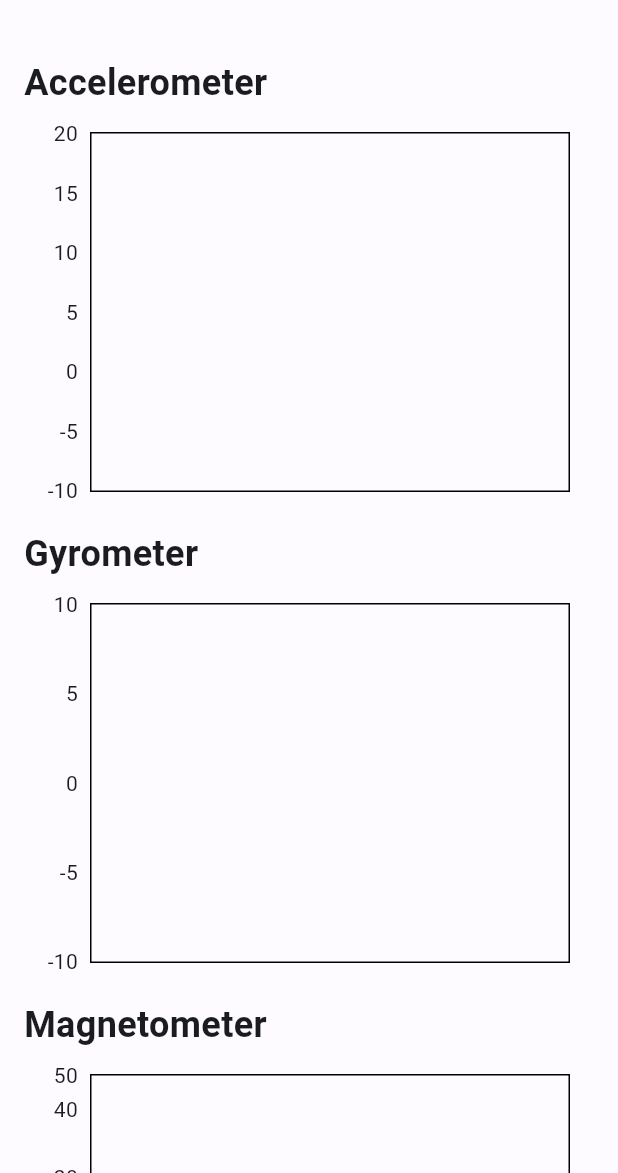
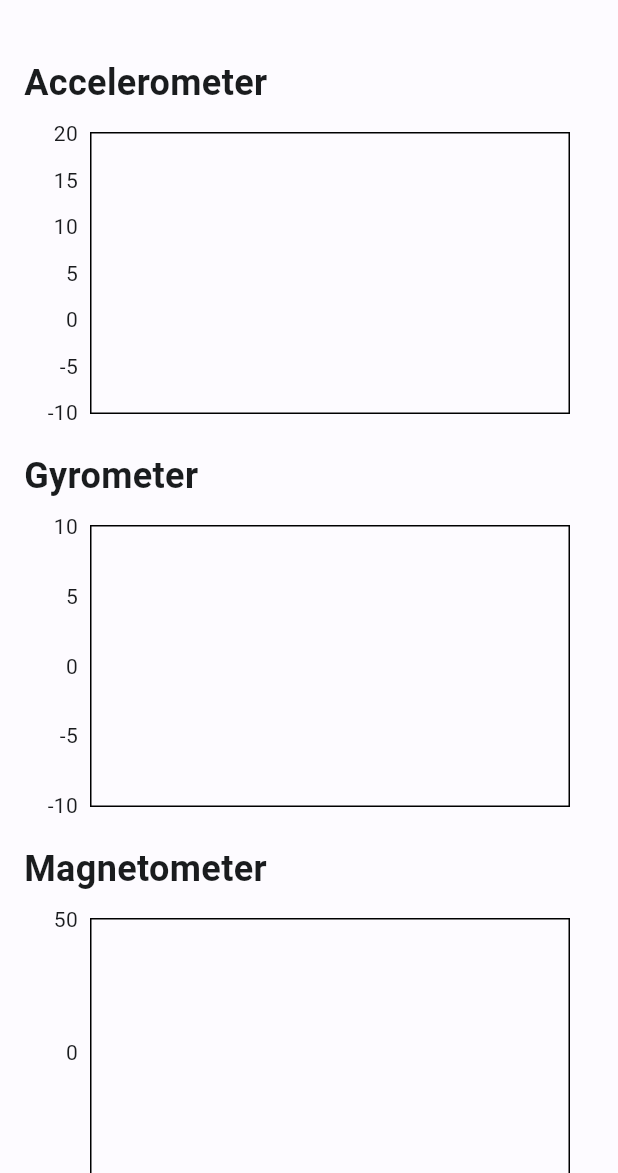
Before and after one commit to ayinmursalin/Flutter-Sensor, a Flutter app: the SensorChartPage screen opened by its route, on a phone screen of 412 x 824 dp, the part 63-1236 px from its top. Run offline on Flutter 3.47's test engine with Material 2 defaults, Android fonts, the phone set to English and light mode, and no system bars; drawn by our look-alikes of fl_chart; our stand-ins replace battery_plus, device_info_plus, floor, fluttertoast, geolocator, local_auth and 3 more; accounts and stored records are empty; generated files the repository leaves out were written again.

Commit message:
Update sensor chart view height

```diff
--- a/lib/ui/widgets/sensor_chart_view.dart
+++ b/lib/ui/widgets/sensor_chart_view.dart
@@ -37,7 +37,7 @@ class SensorChartView extends StatelessWidget {
           padding: const EdgeInsets.only(top: 16, right: 16),
           child: SizedBox(
             width: MediaQuery.of(context).size.width,
-            height: 240,
+            height: 188,
             child: LineChart(
               LineChartData(
                 clipData: FlClipData.all(),
```
